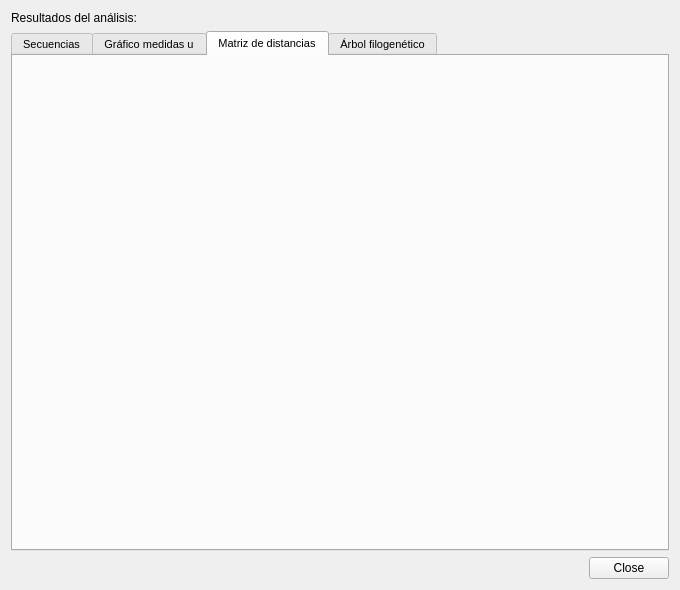
hspitia/GenomAMf, file src/gui/CorrelationAnalysisResultsForm.ui: the form before one commit.
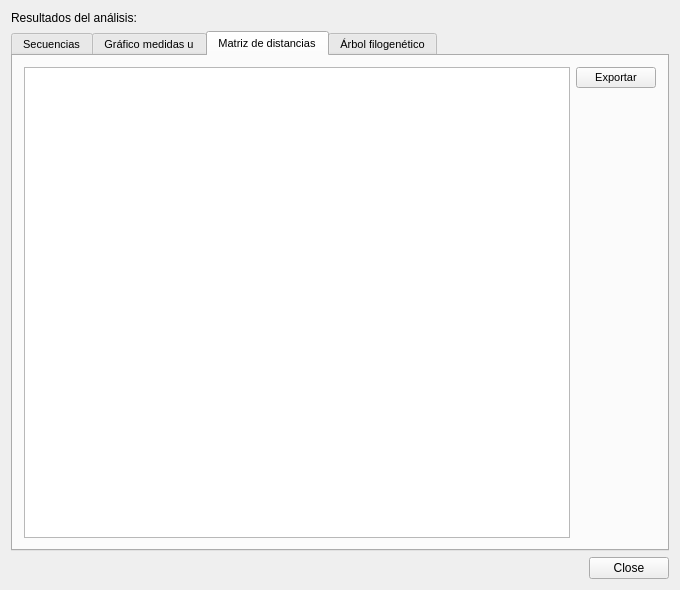
The form after the commit. The open tabs and pages were chosen to show the change. Icons and pictures are not drawn.

Commit message: Depurando vínculo CRA con GUI

The edit to the form file:
```diff
--- a/src/gui/CorrelationAnalysisResultsForm.ui
+++ b/src/gui/CorrelationAnalysisResultsForm.ui
@@ -95,6 +95,35 @@
       <attribute name="title">
        <string>Matriz de distancias</string>
       </attribute>
+      <layout class="QGridLayout" name="gridLayout_3">
+       <item row="0" column="0">
+        <widget class="QTableView" name="distanceTable"/>
+       </item>
+       <item row="0" column="1">
+        <layout class="QVBoxLayout" name="verticalLayout">
+         <item>
+          <widget class="QPushButton" name="pushButton">
+           <property name="text">
+            <string>Exportar</string>
+           </property>
+          </widget>
+         </item>
+         <item>
+          <spacer name="verticalSpacer">
+           <property name="orientation">
+            <enum>Qt::Vertical</enum>
+           </property>
+           <property name="sizeHint" stdset="0">
+            <size>
+             <width>20</width>
+             <height>40</height>
+            </size>
+           </property>
+          </spacer>
+         </item>
+        </layout>
+       </item>
+      </layout>
      </widget>
      <widget class="QWidget" name="tab_4">
       <attribute name="icon">
```
Left out of the diff: 2 changed lines with no effect on the pictures. The commit also changes 4 other files.
